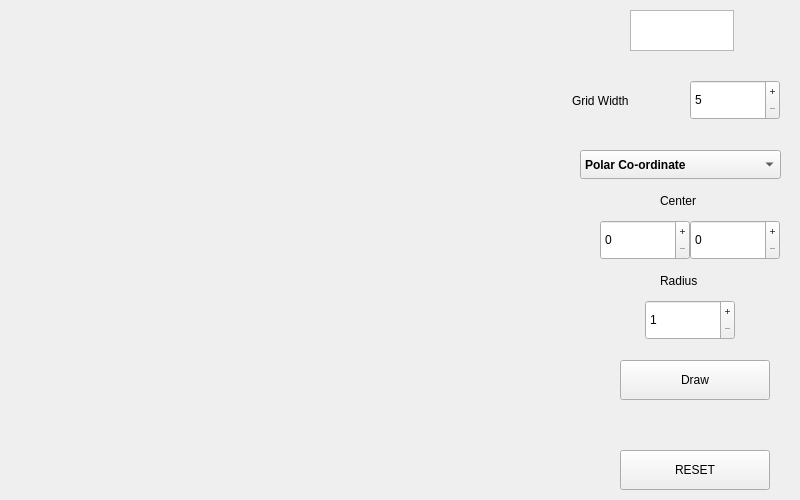
This is circles/circlesmainwidget.ui in humble-barnacle001/qt-raster-lines as Qt 5 draws it before an edit. The edited form follows.
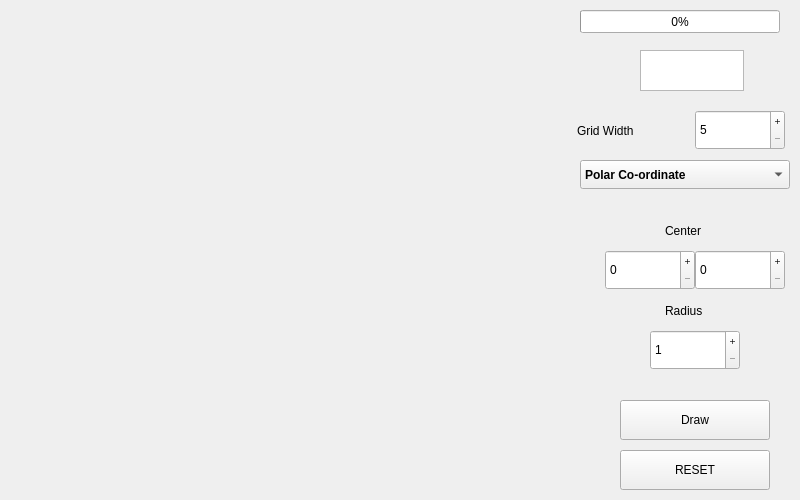
This is the edited form. Custom widgets are drawn as their Qt base class.

Commit message: Bug fix: Include errors Feature: Progress bar

Diff of the .ui file:
```diff
--- a/circles/circlesmainwidget.ui
+++ b/circles/circlesmainwidget.ui
@@ -17,8 +17,8 @@
    <property name="geometry">
     <rect>
      <x>580</x>
-     <y>150</y>
-     <width>201</width>
+     <y>160</y>
+     <width>210</width>
      <height>29</height>
     </rect>
    </property>
@@ -66,8 +66,8 @@
   <widget class="QSpinBox" name="cx">
    <property name="geometry">
     <rect>
-     <x>600</x>
-     <y>220</y>
+     <x>605</x>
+     <y>250</y>
      <width>90</width>
      <height>40</height>
     </rect>
@@ -79,8 +79,8 @@
   <widget class="QSpinBox" name="cy">
    <property name="geometry">
     <rect>
-     <x>690</x>
-     <y>220</y>
+     <x>695</x>
+     <y>250</y>
      <width>90</width>
      <height>40</height>
     </rect>
@@ -92,8 +92,8 @@
   <widget class="QSpinBox" name="r">
    <property name="geometry">
     <rect>
-     <x>645</x>
-     <y>300</y>
+     <x>650</x>
+     <y>330</y>
      <width>90</width>
      <height>40</height>
     </rect>
@@ -108,8 +108,8 @@
   <widget class="QSpinBox" name="gridWidth">
    <property name="geometry">
     <rect>
-     <x>690</x>
-     <y>80</y>
+     <x>695</x>
+     <y>110</y>
      <width>90</width>
      <height>40</height>
     </rect>
@@ -128,7 +128,7 @@
    <property name="geometry">
     <rect>
      <x>620</x>
-     <y>360</y>
+     <y>400</y>
      <width>150</width>
      <height>40</height>
     </rect>
@@ -159,8 +159,8 @@
   <widget class="QLabel" name="label">
    <property name="geometry">
     <rect>
-     <x>572</x>
-     <y>90</y>
+     <x>577</x>
+     <y>120</y>
      <width>101</width>
      <height>21</height>
     </rect>
@@ -172,8 +172,8 @@
   <widget class="QTextEdit" name="timeDisplay">
    <property name="geometry">
     <rect>
-     <x>630</x>
-     <y>10</y>
+     <x>640</x>
+     <y>50</y>
      <width>104</width>
      <height>41</height>
     </rect>
@@ -203,8 +203,8 @@
   <widget class="QLabel" name="label_2">
    <property name="geometry">
     <rect>
-     <x>660</x>
-     <y>190</y>
+     <x>665</x>
+     <y>220</y>
      <width>63</width>
      <height>21</height>
     </rect>
@@ -216,8 +216,8 @@
   <widget class="QLabel" name="label_3">
    <property name="geometry">
     <rect>
-     <x>660</x>
-     <y>270</y>
+     <x>665</x>
+     <y>300</y>
      <width>51</width>
      <height>21</height>
     </rect>
@@ -226,6 +226,19 @@
     <string>Radius</string>
    </property>
   </widget>
+  <widget class="QProgressBar" name="progressBar">
+   <property name="geometry">
+    <rect>
+     <x>580</x>
+     <y>10</y>
+     <width>200</width>
+     <height>23</height>
+    </rect>
+   </property>
+   <property name="value">
+    <number>0</number>
+   </property>
+  </widget>
  </widget>
  <customwidgets>
   <customwidget>
```
The commit also changes 2 other files.
